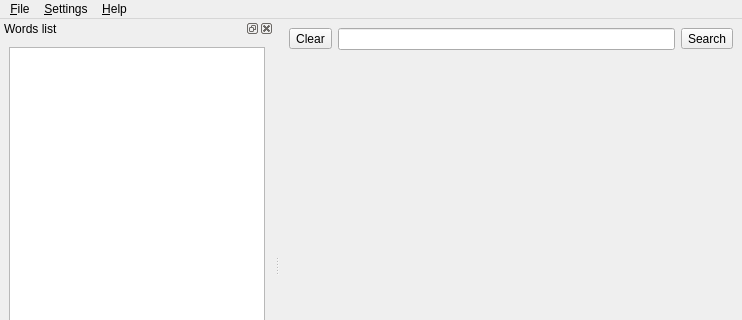
Before: the Qt Designer form qstardict/mainwindow.ui in a-rodin/qstardict, drawn with Qt 5; both pictures show x 0 to 742 and y 0 to 320 of the 742 by 511 pixel window.
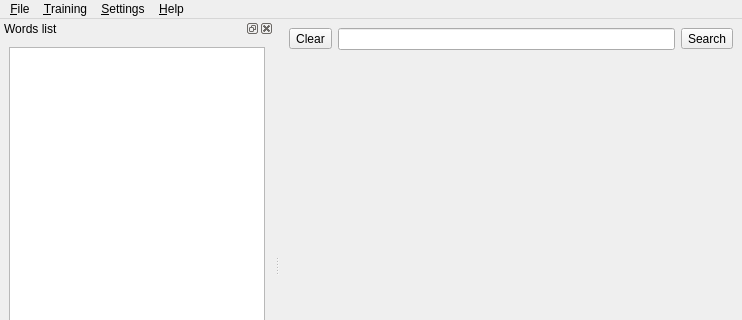
After: the same form once the commit is applied. Icons and pictures are not drawn. Custom widgets are drawn as their Qt base class.

Commit message: Remove underscores from the names of the main window actions, add

What changed in the file:
```diff
--- a/qstardict/mainwindow.ui
+++ b/qstardict/mainwindow.ui
@@ -103,39 +103,46 @@
     </layout>
    </widget>
   </widget>
-  <widget class="QMenuBar" name="menubar" >
-   <property name="geometry" >
+  <widget class="QMenuBar" name="menubar">
+   <property name="geometry">
     <rect>
      <x>0</x>
      <y>0</y>
      <width>742</width>
-     <height>22</height>
+     <height>23</height>
     </rect>
    </property>
-   <widget class="QMenu" name="menu_File" >
-    <property name="title" >
+   <widget class="QMenu" name="menuFile">
+    <property name="title">
      <string>&amp;File</string>
     </property>
     <addaction name="actionQuit" />
    </widget>
-   <widget class="QMenu" name="menuHelp" >
-    <property name="title" >
+   <widget class="QMenu" name="menuHelp">
+    <property name="title">
      <string>&amp;Help</string>
     </property>
     <addaction name="actionHelp" />
     <addaction name="actionAbout" />
     <addaction name="actionAboutQt" />
    </widget>
-   <widget class="QMenu" name="menu_Options" >
-    <property name="title" >
+   <widget class="QMenu" name="menuSettings">
+    <property name="title">
      <string>&amp;Settings</string>
     </property>
     <addaction name="actionScan" />
     <addaction name="actionSettings" />
    </widget>
-   <addaction name="menu_File" />
-   <addaction name="menu_Options" />
-   <addaction name="menuHelp" />
+   <widget class="QMenu" name="menuTraining">
+    <property name="title">
+     <string>&amp;Training</string>
+    </property>
+    <addaction name="actionStartTraining"/>
+   </widget>
+   <addaction name="menuFile"/>
+   <addaction name="menuTraining"/>
+   <addaction name="menuSettings"/>
+   <addaction name="menuHelp"/>
   </widget>
   <action name="actionQuit" >
    <property name="icon" >
```
Left out of the diff: 161 changed lines with no effect on the pictures. The commit also changes 6 other files.
